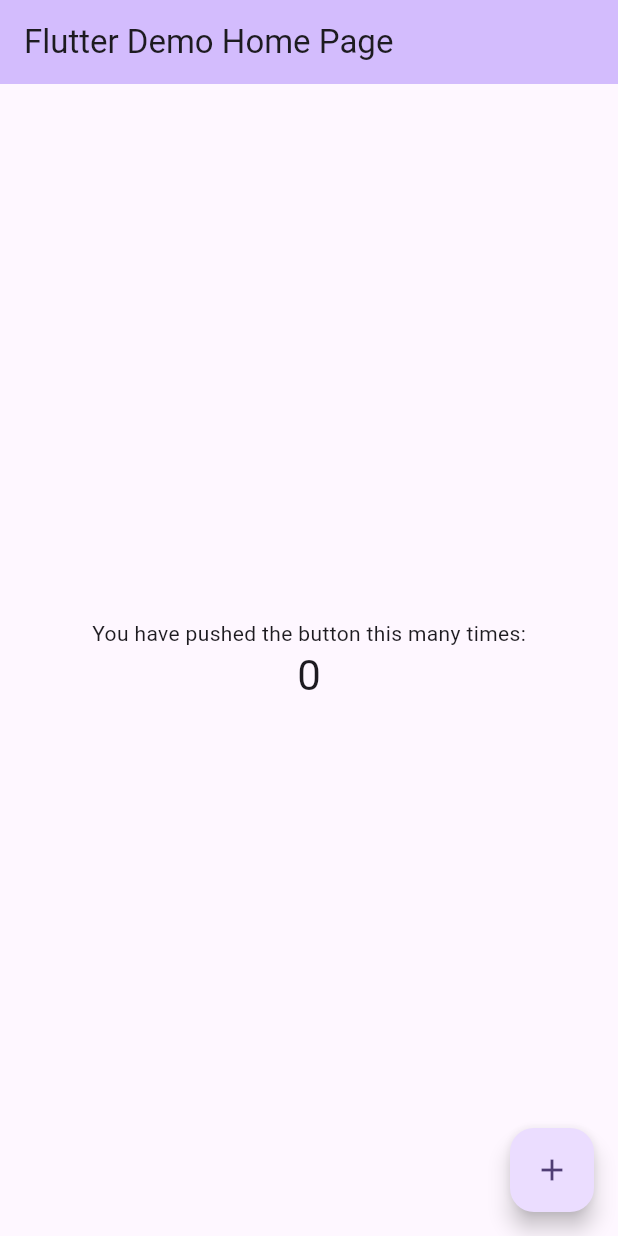
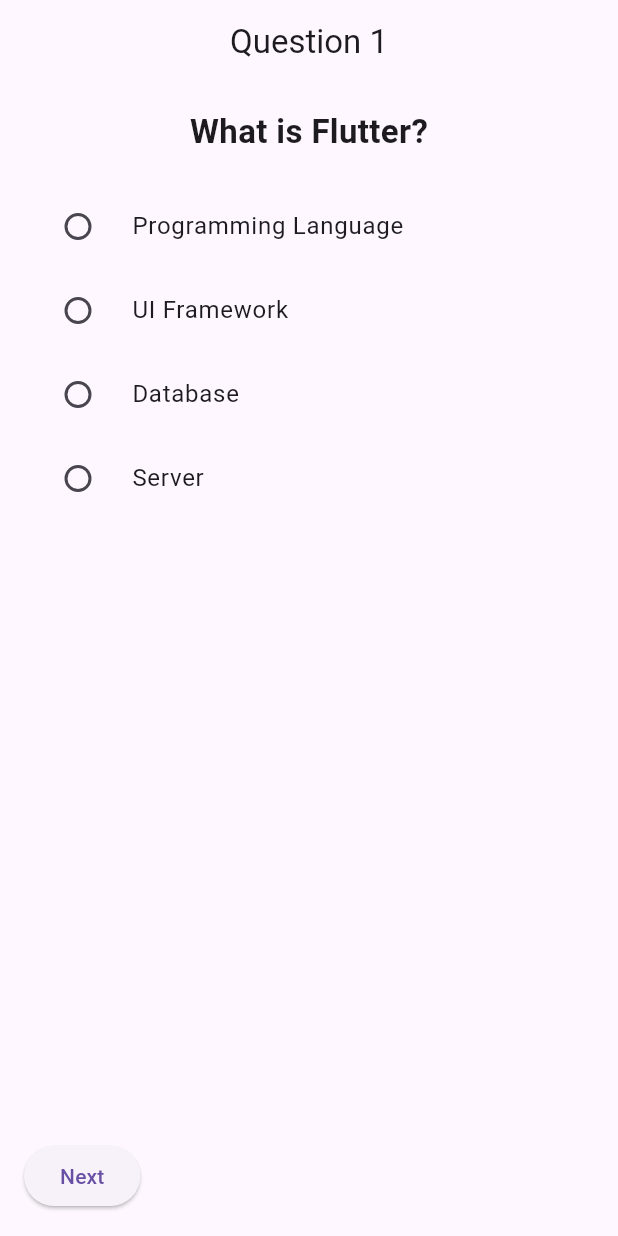
Before and after one commit to Aslam41st/quiz_app, a Flutter app: the screen it shows after launch, on a phone screen of 412 x 824 dp. Run offline on Flutter 3.47's test engine with Material 3 defaults, Android fonts, the phone set to English and light mode, and no system bars.

Commit message:
initial commit

```diff
--- a/quiz_app/lib/main.dart
+++ b/quiz_app/lib/main.dart
@@ -7,116 +7,190 @@ void main() {
 class MyApp extends StatelessWidget {
   const MyApp({super.key});
 
-  // This widget is the root of your application.
   @override
   Widget build(BuildContext context) {
     return MaterialApp(
-      title: 'Flutter Demo',
-      theme: ThemeData(
-        // This is the theme of your application.
-        //
-        // TRY THIS: Try running your application with "flutter run". You'll see
-        // the application has a purple toolbar. Then, without quitting the app,
-        // try changing the seedColor in the colorScheme below to Colors.green
-        // and then invoke "hot reload" (save your changes or press the "hot
-        // reload" button in a Flutter-supported IDE, or press "r" if you used
-        // the command line to start the app).
-        //
-        // Notice that the counter didn't reset back to zero; the application
-        // state is not lost during the reload. To reset the state, use hot
-        // restart instead.
-        //
-        // This works for code too, not just values: Most code changes can be
-        // tested with just a hot reload.
-        colorScheme: .fromSeed(seedColor: Colors.deepPurple),
-      ),
-      home: const MyHomePage(title: 'Flutter Demo Home Page'),
+      title: 'Quiz App',
+      debugShowCheckedModeBanner: false,
+      home: QuestionPage(questionIndex: 0),
     );
   }
 }
 
-class MyHomePage extends StatefulWidget {
-  const MyHomePage({super.key, required this.title});
+// Store answers globally
+List<int?> selectedAnswers = [null, null, null];
+int bestScore = 0;
 
-  // This widget is the home page of your application. It is stateful, meaning
-  // that it has a State object (defined below) that contains fields that affect
-  // how it looks.
+// Questions & options
+List<String> questions = [
+  "What is Flutter?",
+  "Which language does Flutter use?",
+  "Which widget is used for layouts?"
+];
 
-  // This class is the configuration for the state. It holds the values (in this
-  // case the title) provided by the parent (in this case the App widget) and
-  // used by the build method of the State. Fields in a Widget subclass are
-  // always marked "final".
+List<List<String>> options = [
+  ["Programming Language", "UI Framework", "Database", "Server"],
+  ["Java", "Kotlin", "Dart", "Swift"],
+  ["Scaffold", "Column", "Text", "Icon"]
+];
 
-  final String title;
+// Correct answers index
+List<int> correctAnswers = [1, 2, 1];
+
+class QuestionPage extends StatefulWidget {
+  final int questionIndex;
+
+  const QuestionPage({super.key, required this.questionIndex});
 
   @override
-  State<MyHomePage> createState() => _MyHomePageState();
+  State<QuestionPage> createState() => _QuestionPageState();
 }
 
-class _MyHomePageState extends State<MyHomePage> {
-  int _counter = 0;
+class _QuestionPageState extends State<QuestionPage> {
+  int? selectedOption;
 
-  void _incrementCounter() {
-    setState(() {
-      // This call to setState tells the Flutter framework that something has
-      // changed in this State, which causes it to rerun the build method below
-      // so that the display can reflect the updated values. If we changed
-      // _counter without calling setState(), then the build method would not be
-      // called again, and so nothing would appear to happen.
-      _counter++;
-    });
+  @override
+  void initState() {
+    super.initState();
+    selectedOption = selectedAnswers[widget.questionIndex];
+  }
+
+  void nextPage() {
+    selectedAnswers[widget.questionIndex] = selectedOption;
+
+    if (widget.questionIndex < 2) {
+      Navigator.push(
+        context,
+        MaterialPageRoute(
+          builder: (context) =>
+              QuestionPage(questionIndex: widget.questionIndex + 1),
+        ),
+      );
+    } else {
+      Navigator.push(
+        context,
+        MaterialPageRoute(builder: (context) => const ResultPage()),
+      );
+    }
+  }
+
+  void previousPage() {
+    selectedAnswers[widget.questionIndex] = selectedOption;
+
+    Navigator.pop(context);
   }
 
   @override
   Widget build(BuildContext context) {
-    // This method is rerun every time setState is called, for instance as done
-    // by the _incrementCounter method above.
-    //
-    // The Flutter framework has been optimized to make rerunning build methods
-    // fast, so that you can just rebuild anything that needs updating rather
-    // than having to individually change instances of widgets.
     return Scaffold(
       appBar: AppBar(
-        // TRY THIS: Try changing the color here to a specific color (to
-        // Colors.amber, perhaps?) and trigger a hot reload to see the AppBar
-        // change color while the other colors stay the same.
-        backgroundColor: Theme.of(context).colorScheme.inversePrimary,
-        // Here we take the value from the MyHomePage object that was created by
-        // the App.build method, and use it to set our appbar title.
-        title: Text(widget.title),
+        title: Text("Question ${widget.questionIndex + 1}"),
+        centerTitle: true,
       ),
-      body: Center(
-        // Center is a layout widget. It takes a single child and positions it
-        // in the middle of the parent.
+      body: Padding(
+        padding: const EdgeInsets.all(16.0),
         child: Column(
-          // Column is also a layout widget. It takes a list of children and
-          // arranges them vertically. By default, it sizes itself to fit its
-          // children horizontally, and tries to be as tall as its parent.
-          //
-          // Column has various properties to control how it sizes itself and
-          // how it positions its children. Here we use mainAxisAlignment to
-          // center the children vertically; the main axis here is the vertical
-          // axis because Columns are vertical (the cross axis would be
-          // horizontal).
-          //
-          // TRY THIS: Invoke "debug painting" (choose the "Toggle Debug Paint"
-          // action in the IDE, or press "p" in the console), to see the
-          // wireframe for each widget.
-          mainAxisAlignment: .center,
           children: [
-            const Text('You have pushed the button this many times:'),
             Text(
-              '$_counter',
-              style: Theme.of(context).textTheme.headlineMedium,
+              questions[widget.questionIndex],
+              style: const TextStyle(fontSize: 22, fontWeight: FontWeight.bold),
             ),
+            const SizedBox(height: 20),
+
+            ...List.generate(options[widget.questionIndex].length, (index) {
+              return RadioListTile<int>(
+                title: Text(options[widget.questionIndex][index]),
+                value: index,
+                groupValue: selectedOption,
+                onChanged: (value) {
+                  setState(() {
+                    selectedOption = value;
+                  });
+                },
+              );
+            }),
+
+            const Spacer(),
+
+            Row(
+              mainAxisAlignment: MainAxisAlignment.spaceBetween,
+              children: [
+                if (widget.questionIndex > 0)
+                  ElevatedButton(
+                    onPressed: previousPage,
+                    child: const Text("Back"),
+                  ),
+                ElevatedButton(
+                  onPressed: nextPage,
+                  child: Text(widget.questionIndex == 2 ? "Submit" : "Next"),
+                ),
+              ],
+            )
           ],
         ),
-      ),
-      floatingActionButton: FloatingActionButton(
-        onPressed: _incrementCounter,
-        tooltip: 'Increment',
-        child: const Icon(Icons.add),
       ),
     );
   }
 }
+
+class ResultPage extends StatelessWidget {
+  const ResultPage({super.key});
+
+  int calculateScore() {
+    int score = 0;
+    for (int i = 0; i < 3; i++) {
+      if (selectedAnswers[i] == correctAnswers[i]) {
+        score++;
+      }
+    }
+
+    if (score > bestScore) {
+      bestScore = score;
+    }
+
+    return score;
+  }
+
+  @override
+  Widget build(BuildContext context) {
+    int score = calculateScore();
+
+    return Scaffold(
+      appBar: AppBar(
+        title: Text("Best Score: $bestScore"),
+        centerTitle: true,
+      ),
+      body: Center(
+        child: Column(
+          mainAxisAlignment: MainAxisAlignment.center,
+          children: [
+            Text(
+              "Your Score",
+              style: TextStyle(fontSize: 24),
+            ),
+            const SizedBox(height: 10),
+            Text(
+              "$score / 3",
+              style: const TextStyle(fontSize: 36, fontWeight: FontWeight.bold),
+            ),
+            const SizedBox(height: 30),
+
+            ElevatedButton(
+              onPressed: () {
+                selectedAnswers = [null, null, null];
+                Navigator.pushAndRemoveUntil(
+                  context,
+                  MaterialPageRoute(
+                      builder: (context) =>
+                          const QuestionPage(questionIndex: 0)),
+                  (route) => false,
+                );
+              },
+              child: const Text("Restart Quiz"),
+            )
+          ],
+        ),
+      ),
+    );
+  }
+}
```
